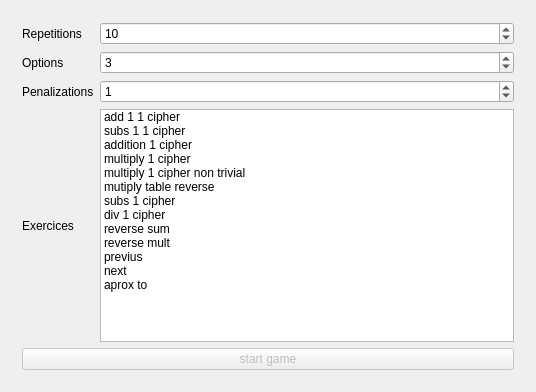
jleahred/kids-math-practice, file math_practice.ui: the form before one commit.
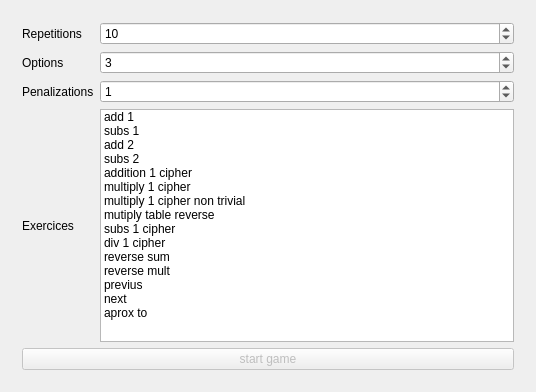
The form after the commit. Custom widgets are drawn as their Qt base class.

Commit message: add2  and  subs2  added to options (for carolina)

Patch:
```diff
--- a/math_practice.ui
+++ b/math_practice.ui
@@ -89,7 +89,7 @@
          <widget class="QListWidget" name="exercices_list">
           <item>
            <property name="text">
-            <string>add 1 1 cipher</string>
+            <string>add 1</string>
            </property>
            <property name="checkState">
             <enum>Unchecked</enum>
@@ -97,7 +97,23 @@
           </item>
           <item>
            <property name="text">
-            <string>subs 1 1 cipher</string>
+            <string>subs 1</string>
+           </property>
+           <property name="checkState">
+            <enum>Unchecked</enum>
+           </property>
+          </item>
+          <item>
+           <property name="text">
+            <string>add 2</string>
+           </property>
+           <property name="checkState">
+            <enum>Unchecked</enum>
+           </property>
+          </item>
+          <item>
+           <property name="text">
+            <string>subs 2</string>
            </property>
            <property name="checkState">
             <enum>Unchecked</enum>
```
Left out of the diff: 72 changed lines with no effect on the pictures. The commit also changes 2 other files.
